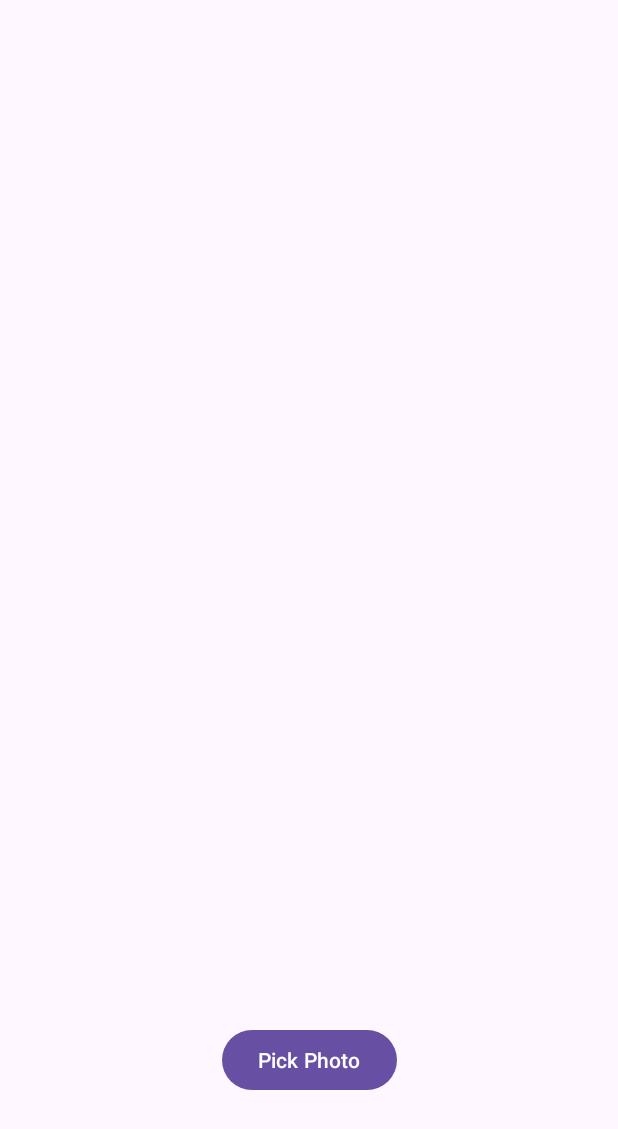
After one commit to CMPUT301F23T29/agile-beast, an Android app: the GalleryActivity screen opened directly, with no data from a screen before it, on a phone screen of 412 x 824 dp. The commit adds this screen. Shown: the top 1129 px of the screen. Run offline under Robolectric (Android 15) with nearby library versions, the phone set to English and light mode, and no system bars.

Commit message:
CameraX with class and get images from gallery implemented.

```diff
--- /dev/null
+++ b/app/src/main/java/com/example/team29project/GalleryActivity.java
@@ -0,0 +1,53 @@
+package com.example.team29project;
+
+import androidx.activity.result.ActivityResult;
+import androidx.activity.result.ActivityResultCallback;
+import androidx.activity.result.ActivityResultLauncher;
+import androidx.activity.result.contract.ActivityResultContracts;
+import androidx.appcompat.app.AppCompatActivity;
+
+import android.content.Intent;
+import android.net.Uri;
+import android.os.Bundle;
+import android.provider.MediaStore;
+import android.view.View;
+import android.widget.Button;
+import android.widget.ImageView;
+
+import com.bumptech.glide.Glide;
+
+public class GalleryActivity extends AppCompatActivity {
+    Button gallery ;
+    ImageView imageView;
+    @Override
+    protected void onCreate(Bundle savedInstanceState) {
+        super.onCreate(savedInstanceState);
+        setContentView(R.layout.activity_gallery);
+        gallery = findViewById(R.id.gallery_btn);
+        imageView = findViewById(R.id.gallery_image);
+
+        ActivityResultLauncher<Intent> activityResultLauncher = registerForActivityResult(
+                new ActivityResultContracts.StartActivityForResult(),
+                new ActivityResultCallback<ActivityResult>() {
+                    @Override
+                    public void onActivityResult(ActivityResult result) {
+                        if(result.getResultCode() == RESULT_OK) {
+                            Intent data = result.getData();
+                            Uri uri = data.getData();
+                            imageView.setImageURI(uri);
+
+                        }
+                    }
+                });
+        gallery.setOnClickListener(new View.OnClickListener() {
+            @Override
+            public void onClick(View v) {
+                Intent intent = new Intent(Intent.ACTION_PICK);
+                intent.setDataAndType(MediaStore.Images.Media.EXTERNAL_CONTENT_URI, "image/*");
+                intent.setAction(Intent.ACTION_PICK);
+                activityResultLauncher.launch(intent);
+            }
+        });
+
+    }
+}
--- /dev/null
+++ b/app/src/main/res/layout/activity_gallery.xml
@@ -0,0 +1,31 @@
+<?xml version="1.0" encoding="utf-8"?>
+<androidx.constraintlayout.widget.ConstraintLayout xmlns:android="http://schemas.android.com/apk/res/android"
+    xmlns:app="http://schemas.android.com/apk/res-auto"
+    xmlns:tools="http://schemas.android.com/tools"
+    android:layout_width="match_parent"
+    android:layout_height="match_parent"
+    tools:context=".GalleryActivity">
+
+
+    <ImageView
+        android:id="@+id/gallery_image"
+        android:layout_width="0dp"
+        android:layout_height="0dp"
+        android:layout_marginTop="96dp"
+        android:layout_marginBottom="194dp"
+        app:layout_constraintBottom_toTopOf="@+id/gallery_btn"
+        app:layout_constraintEnd_toEndOf="parent"
+        app:layout_constraintStart_toStartOf="parent"
+        app:layout_constraintTop_toTopOf="parent" />
+
+    <Button
+        android:id="@+id/gallery_btn"
+        android:layout_width="wrap_content"
+        android:layout_height="wrap_content"
+        android:layout_marginBottom="93dp"
+        android:text="Pick Photo"
+        app:layout_constraintBottom_toBottomOf="parent"
+        app:layout_constraintEnd_toEndOf="parent"
+        app:layout_constraintStart_toStartOf="parent"
+        app:layout_constraintTop_toBottomOf="@+id/gallery_image" />
+</androidx.constraintlayout.widget.ConstraintLayout>
```
Also changed, not shown: app/src/main/AndroidManifest.xml (+12 -2 lines), app/src/main/java/com/example/team29project/CameraActivity.java (added, +144 -0 lines), app/src/main/java/com/example/team29project/CustomCamera.java (added, +64 -0 lines), app/src/main/java/com/example/team29project/CustomCameraActivity.java (added, +144 -0 lines), app/src/main/java/com/example/team29project/MainActivity.java (+9 -106 lines), app/src/main/res/layout/activity_camera.xml (added, +39 -0 lines), app/src/main/res/layout/activity_custom_camera.xml (added, +37 -0 lines), app/src/main/res/layout/activity_main.xml (+12 -31 lines).
